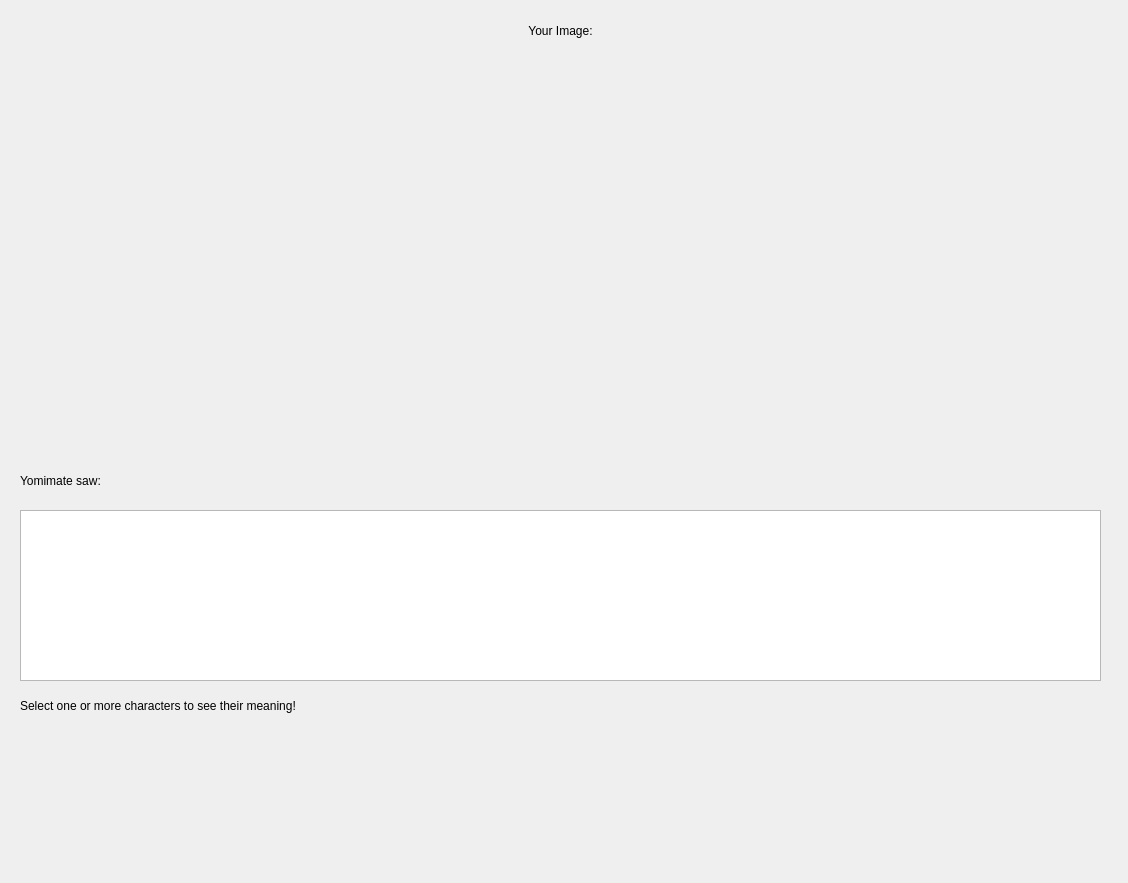
Above: templates/ocr.ui from siepenmaru/yomimate before the change. Below: the same form after it.
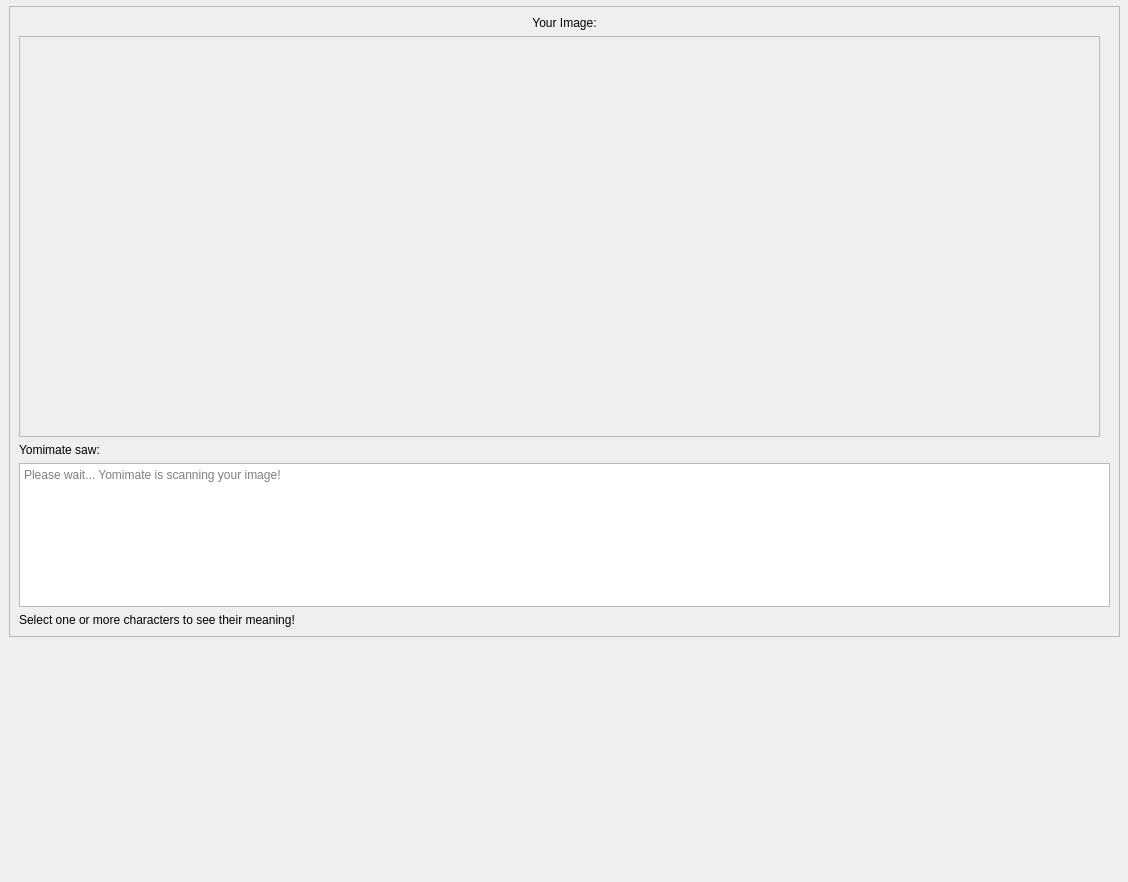
That is the form after the change. Icons and pictures are not drawn.

Commit message: feat: enable image scrolling in ocr results

Patch:
```diff
--- a/templates/ocr.ui
+++ b/templates/ocr.ui
@@ -7,21 +7,48 @@
     <x>0</x>
     <y>0</y>
     <width>1128</width>
-    <height>883</height>
+    <height>882</height>
    </rect>
   </property>
   <property name="windowTitle">
    <string>Results</string>
   </property>
-  <widget class="QLabel" name="imageInfoLabel">
+  <widget class="QScrollArea" name="scrollArea_2">
+   <property name="geometry">
+    <rect>
+     <x>9</x>
+     <y>6</y>
+     <width>1111</width>
+     <height>631</height>
+    </rect>
+   </property>
+   <property name="sizePolicy">
+    <sizepolicy hsizetype="Fixed" vsizetype="Fixed">
+     <horstretch>0</horstretch>
+     <verstretch>0</verstretch>
+    </sizepolicy>
+   </property>
+   <property name="minimumSize">
+    <size>
+     <width>0</width>
+     <height>0</height>
+    </size>
+   </property>
+   <property name="widgetResizable">
+    <bool>true</bool>
+   </property>
+   <widget class="QWidget" name="scrollAreaWidgetContents_2">
    <property name="geometry">
     <rect>
      <x>0</x>
-     <y>10</y>
-     <width>1121</width>
-     <height>41</height>
-    </rect>
-   </property>
+      <y>0</y>
+      <width>1107</width>
+      <height>627</height>
+     </rect>
+    </property>
+    <layout class="QGridLayout" name="gridLayout">
+     <item row="0" column="0">
+      <widget class="QLabel" name="imageInfoLabel">
    <property name="text">
     <string>Your Image:</string>
    </property>
@@ -29,28 +56,72 @@
     <set>Qt::AlignCenter</set>
    </property>
   </widget>
+     </item>
+     <item row="1" column="0">
+      <widget class="QScrollArea" name="scrollArea">
+       <property name="sizePolicy">
+        <sizepolicy hsizetype="Fixed" vsizetype="Fixed">
+         <horstretch>0</horstretch>
+         <verstretch>0</verstretch>
+        </sizepolicy>
+       </property>
+       <property name="minimumSize">
+        <size>
+         <width>1081</width>
+         <height>401</height>
+        </size>
+       </property>
+       <property name="verticalScrollBarPolicy">
+        <enum>Qt::ScrollBarAsNeeded</enum>
+       </property>
+       <property name="widgetResizable">
+        <bool>true</bool>
+       </property>
+       <property name="alignment">
+        <set>Qt::AlignCenter</set>
+       </property>
+       <widget class="QWidget" name="scrollAreaWidgetContents">
+        <property name="geometry">
+         <rect>
+          <x>-236</x>
+          <y>-218</y>
+          <width>1292</width>
+          <height>732</height>
+         </rect>
+        </property>
+        <layout class="QGridLayout" name="gridLayout_2">
+         <item row="0" column="0">
+          <widget class="QLabel" name="outImage">
+           <property name="text">
+            <string/>
+           </property>
+           <property name="pixmap">
+            <pixmap>../images/chainsawman.jpeg</pixmap>
+           </property>
+           <property name="scaledContents">
+            <bool>false</bool>
+           </property>
+           <property name="alignment">
+            <set>Qt::AlignCenter</set>
+           </property>
+           <property name="wordWrap">
+            <bool>false</bool>
+           </property>
+          </widget>
+         </item>
+        </layout>
+       </widget>
+      </widget>
+     </item>
+     <item row="2" column="0">
   <widget class="QLabel" name="label">
-   <property name="geometry">
-    <rect>
-     <x>20</x>
-     <y>470</y>
-     <width>121</width>
-     <height>22</height>
-    </rect>
-   </property>
    <property name="text">
     <string>Yomimate saw:</string>
    </property>
   </widget>
+     </item>
+     <item row="3" column="0">
   <widget class="QTextEdit" name="ocrOutputLabel">
-   <property name="geometry">
-    <rect>
-     <x>20</x>
-     <y>510</y>
-     <width>1081</width>
-     <height>171</height>
-    </rect>
-   </property>
    <property name="readOnly">
     <bool>true</bool>
    </property>
@@ -58,43 +129,19 @@
     <set>Qt::TextSelectableByMouse</set>
    </property>
    <property name="placeholderText">
-    <string/>
-   </property>
-  </widget>
-  <widget class="QLabel" name="outImage">
-   <property name="geometry">
-    <rect>
-     <x>20</x>
-     <y>70</y>
-     <width>1081</width>
-     <height>371</height>
-    </rect>
-   </property>
-   <property name="text">
-    <string/>
-   </property>
-   <property name="pixmap">
-    <pixmap>../images/chainsawman.jpeg</pixmap>
-   </property>
-   <property name="scaledContents">
-    <bool>false</bool>
-   </property>
-   <property name="wordWrap">
-    <bool>false</bool>
-   </property>
-  </widget>
+        <string>Please wait... Yomimate is scanning your image!</string>
+       </property>
+      </widget>
+     </item>
+     <item row="4" column="0">
   <widget class="QLabel" name="helpText">
-   <property name="geometry">
-    <rect>
-     <x>20</x>
-     <y>690</y>
-     <width>371</width>
-     <height>31</height>
-    </rect>
-   </property>
    <property name="text">
     <string>Select one or more characters to see their meaning!</string>
    </property>
+      </widget>
+     </item>
+    </layout>
+   </widget>
   </widget>
  </widget>
  <resources>
```
Lines whose indentation alone changed are shown as unchanged. The commit also changes 1 other file.
